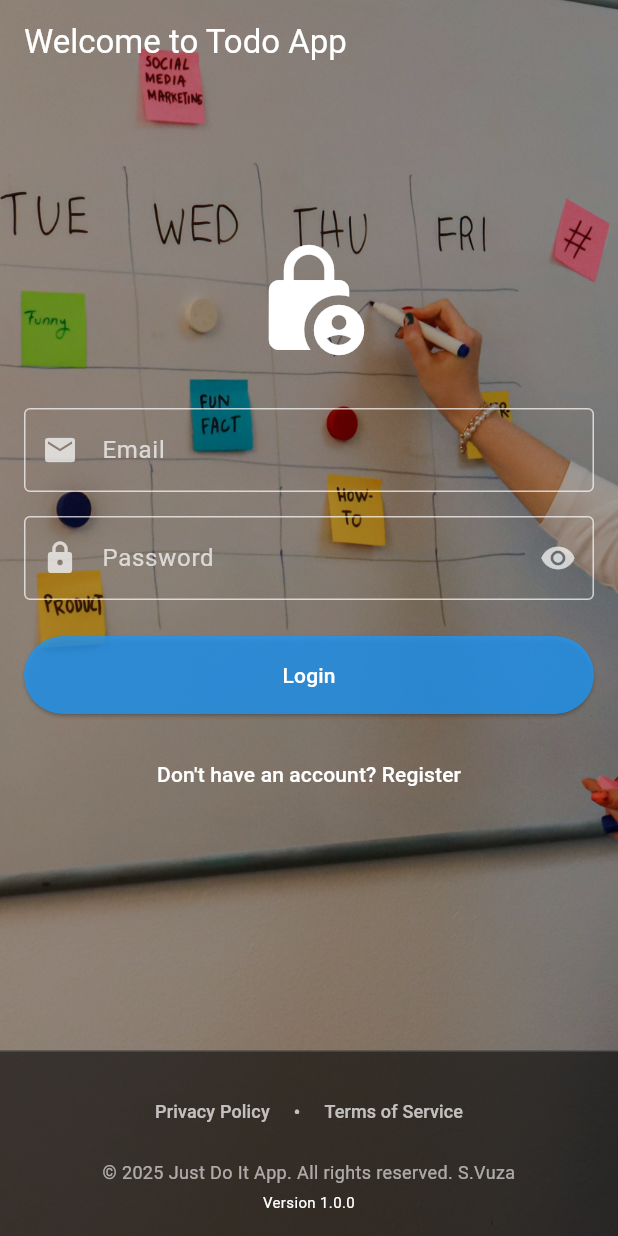
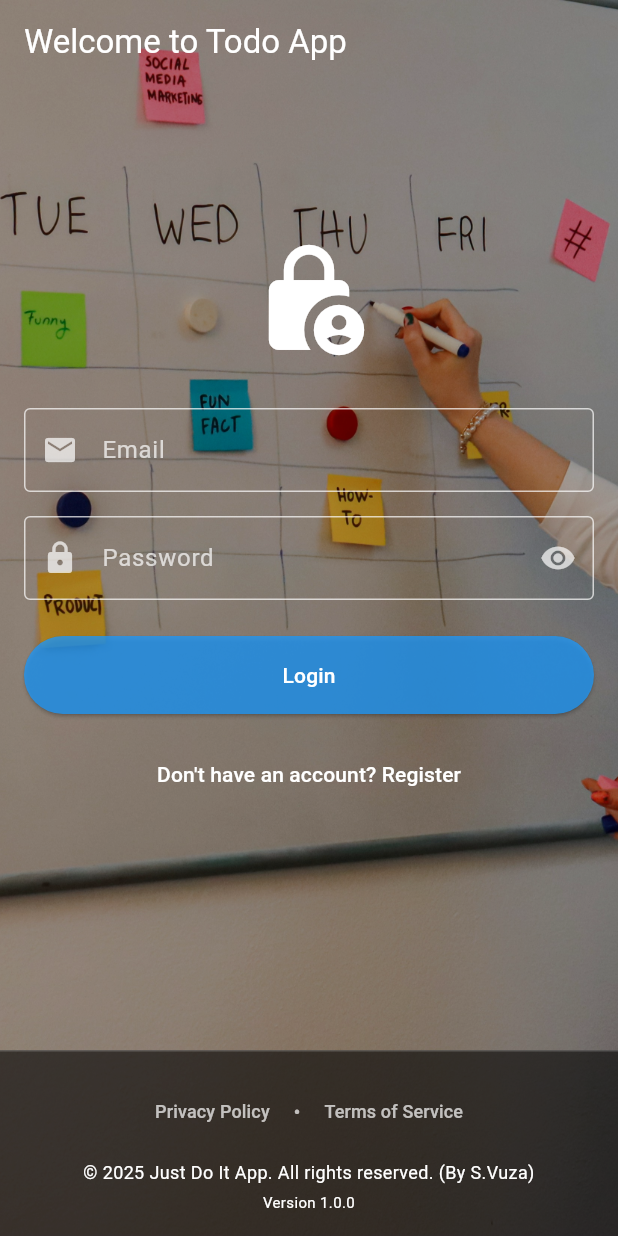
Before and after one commit to Ma50vuza/the_basics, a Flutter app: the screen it shows after launch, on a phone screen of 412 x 824 dp. Run offline on Flutter 3.47's test engine with Material 3 defaults, Android fonts, the phone set to English and light mode, and no system bars; accounts and stored records are empty.

```diff
--- a/lib/screens/login.dart
+++ b/lib/screens/login.dart
@@ -254,8 +254,8 @@ class _LoginScreenState extends State<LoginScreen> {
                     ),
                     const SizedBox(height: 8),
                     const Text(
-                      '© 2025 Just Do It App. All rights reserved. S.Vuza',
-                      style: TextStyle(color: Colors.white60, fontSize: 12),
+                      '© 2025 Just Do It App. All rights reserved. (By S.Vuza)',
+                      style: TextStyle(color: Colors.white, fontSize: 12),
                       textAlign: TextAlign.center,
                     ),
                     const SizedBox(height: 4),
```
